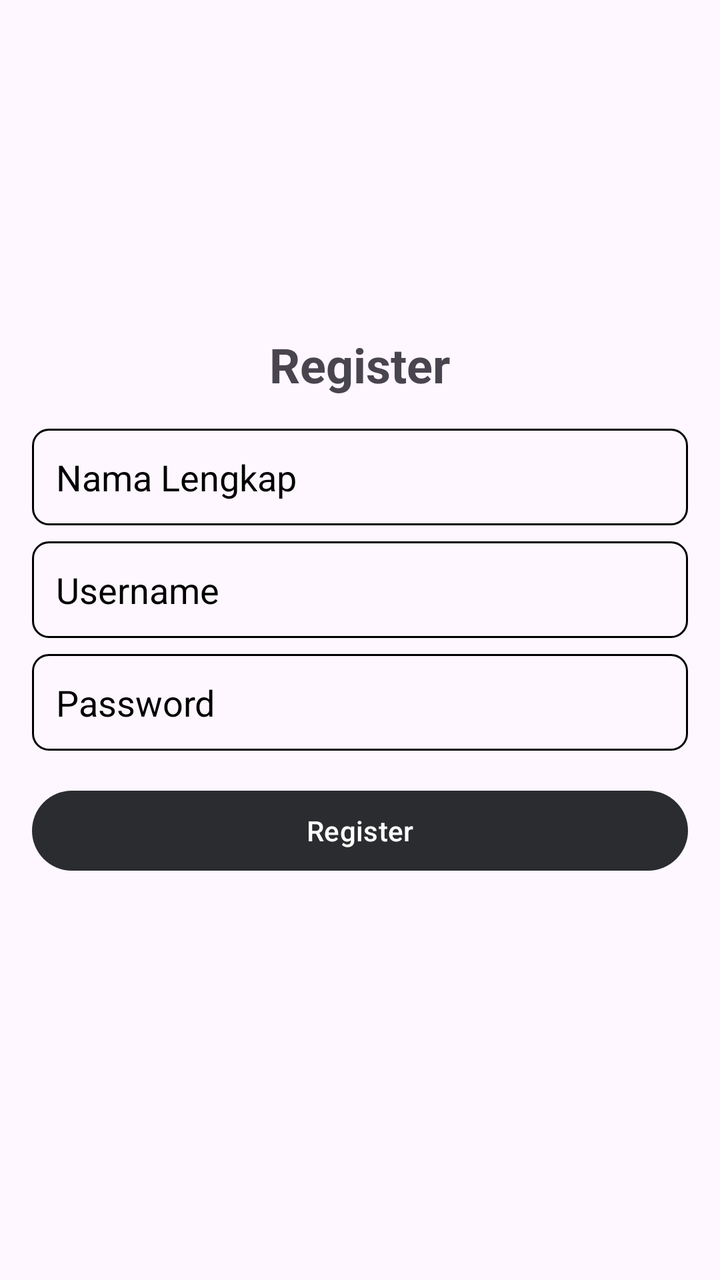
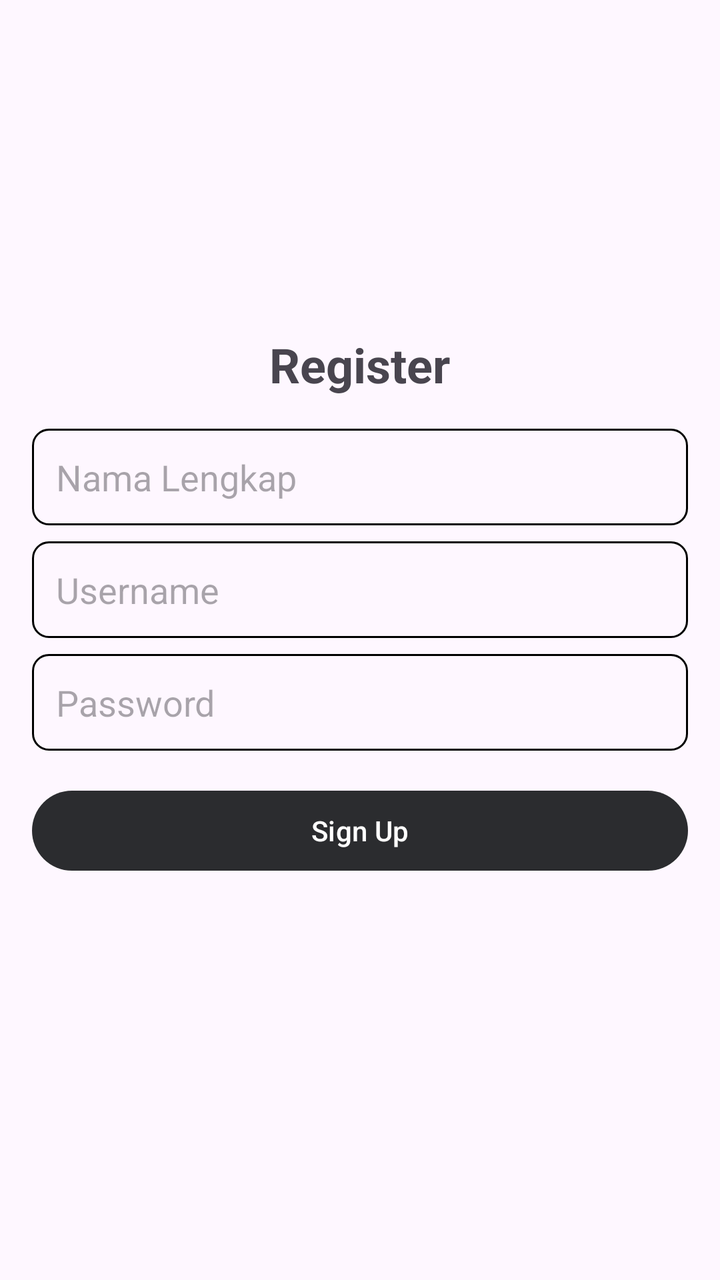

Compare the two renders of this Android layout. The source of the first and the diff that turns it into the second are given below.
<!-- AndroidManifest.xml: application theme Theme.MesenMakanan -->
<!-- res/layout/activity_register.xml -->
<?xml version="1.0" encoding="utf-8"?>
<RelativeLayout xmlns:android="http://schemas.android.com/apk/res/android"
    xmlns:tools="http://schemas.android.com/tools"
    android:layout_width="match_parent"
    android:layout_height="match_parent"
    android:padding="16dp"
    tools:context=".RegisterActivity">

    <TextView
        android:id="@+id/text_register"
        android:layout_width="wrap_content"
        android:layout_height="wrap_content"
        android:text="@string/register"
        android:textSize="24sp"
        android:textStyle="bold"
        android:layout_centerHorizontal="true"
        android:layout_marginTop="150dp"/>

    <EditText
        android:id="@+id/edit_text_nama_lengkap"
        android:layout_width="match_parent"
        android:layout_height="wrap_content"
        android:layout_below="@id/text_register"
        android:layout_marginTop="16dp"
        android:autofillHints=""
        android:hint="@string/nama_lengkap"
        android:minHeight="48dp"
        android:textColorHint="@color/black"
        android:background="@drawable/edit_text_border"
        android:padding="12dp"
        tools:ignore="TextFields,VisualLintTextFieldSize" />

    <EditText
        android:id="@+id/edit_text_username_register"
        android:layout_width="match_parent"
        android:layout_height="wrap_content"
        android:layout_below="@id/edit_text_nama_lengkap"
        android:layout_marginTop="8dp"
        android:autofillHints=""
        android:hint="@string/username"
        android:minHeight="48dp"
        android:textColorHint="@color/black"
        android:background="@drawable/edit_text_border"
        android:padding="12dp"
        tools:ignore="TextFields,VisualLintTextFieldSize" />

    <EditText
        android:id="@+id/edit_text_password_register"
        android:layout_width="match_parent"
        android:layout_height="wrap_content"
        android:layout_below="@id/edit_text_username_register"
        android:layout_marginTop="8dp"
        android:autofillHints=""
        android:hint="@string/password"
        android:inputType="textPassword"
        android:minHeight="48dp"
        android:textColorHint="@color/black"
        android:background="@drawable/edit_text_border"
        android:padding="12dp"
        tools:ignore="VisualLintTextFieldSize" />

    <Button
        android:id="@+id/button_register_submit"
        android:layout_width="match_parent"
        android:layout_height="wrap_content"
        android:layout_below="@id/edit_text_password_register"
        android:layout_marginTop="16dp"
        android:text="Register"
        android:textColor="@color/white"
        tools:ignore="DuplicateSpeakableTextCheck,HardcodedText,VisualLintButtonSize" />

</RelativeLayout>
<!-- resources referenced by this layout -->
<resources>
  <color name="black">#FF000000</color>
  <color name="white">#FFFFFFFF</color>
  <!-- drawable edit_text_border (drawable) -->
  <?xml version="1.0" encoding="utf-8"?>
  <shape xmlns:android="http://schemas.android.com/apk/res/android"
      android:shape="rectangle">
      <solid android:color="@android:color/transparent"/>
      <stroke android:width="1dp" android:color="#000000" />
      <corners android:radius="8dp" />
  </shape>
  <string name="nama_lengkap">Nama Lengkap</string>
  <string name="password">Password</string>
  <string name="register">Register</string>
  <string name="username">Username</string>
  <style name="Theme.MesenMakanan" parent="Base.Theme.MesenMakanan" />
  <style name="Base.Theme.MesenMakanan" parent="Theme.Material3.DayNight.NoActionBar">
          
          <item name="colorPrimary">@color/storm_gray</item>
      </style>
  <color name="storm_gray">#2B2C2F</color>
</resources>

<!-- the commit's change to res/layout/activity_register.xml (unified diff, before → after) -->
@@ -25,7 +25,6 @@
         android:autofillHints=""
         android:hint="@string/nama_lengkap"
         android:minHeight="48dp"
-        android:textColorHint="@color/black"
         android:background="@drawable/edit_text_border"
         android:padding="12dp"
         tools:ignore="TextFields,VisualLintTextFieldSize" />
@@ -39,7 +38,6 @@
         android:autofillHints=""
         android:hint="@string/username"
         android:minHeight="48dp"
-        android:textColorHint="@color/black"
         android:background="@drawable/edit_text_border"
         android:padding="12dp"
         tools:ignore="TextFields,VisualLintTextFieldSize" />
@@ -54,7 +52,6 @@
         android:hint="@string/password"
         android:inputType="textPassword"
         android:minHeight="48dp"
-        android:textColorHint="@color/black"
         android:background="@drawable/edit_text_border"
         android:padding="12dp"
         tools:ignore="VisualLintTextFieldSize" />
@@ -65,7 +62,7 @@
         android:layout_height="wrap_content"
         android:layout_below="@id/edit_text_password_register"
         android:layout_marginTop="16dp"
-        android:text="Register"
+        android:text="Sign Up"
         android:textColor="@color/white"
         tools:ignore="DuplicateSpeakableTextCheck,HardcodedText,VisualLintButtonSize" />
 
<!-- resource entries referenced after the edit -->
@@ -1,6 +1,5 @@
 <!-- resources referenced by this layout -->
 <resources>
-  <color name="black">#FF000000</color>
   <color name="white">#FFFFFFFF</color>
   <!-- drawable edit_text_border (drawable) -->
   <?xml version="1.0" encoding="utf-8"?>
